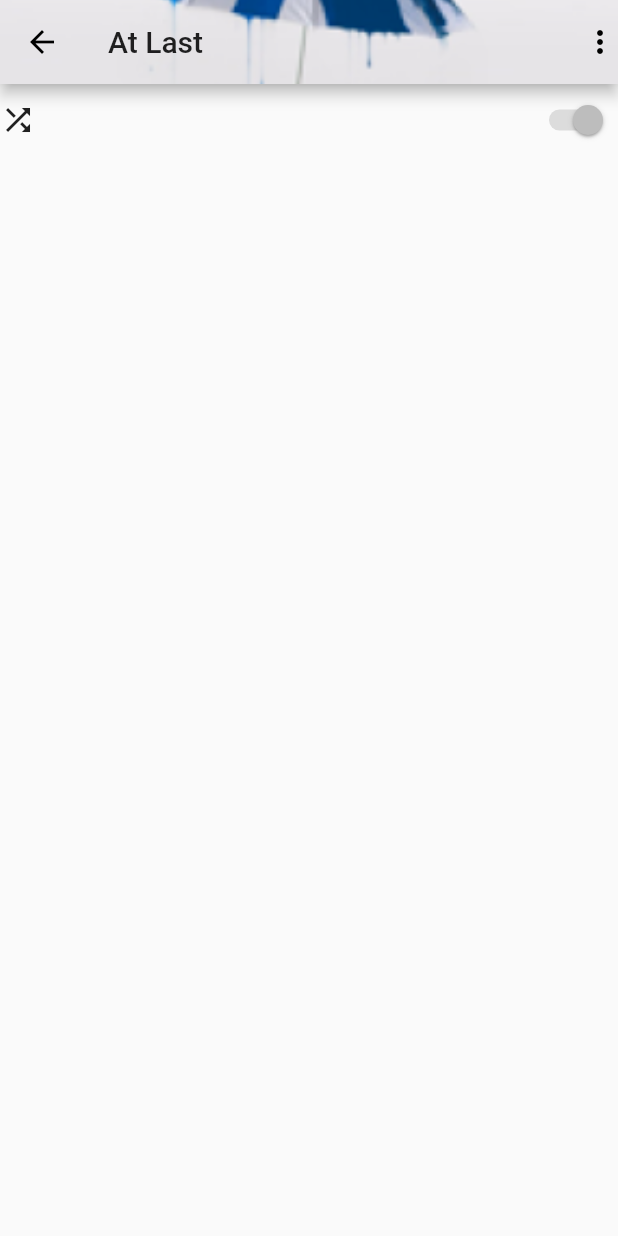
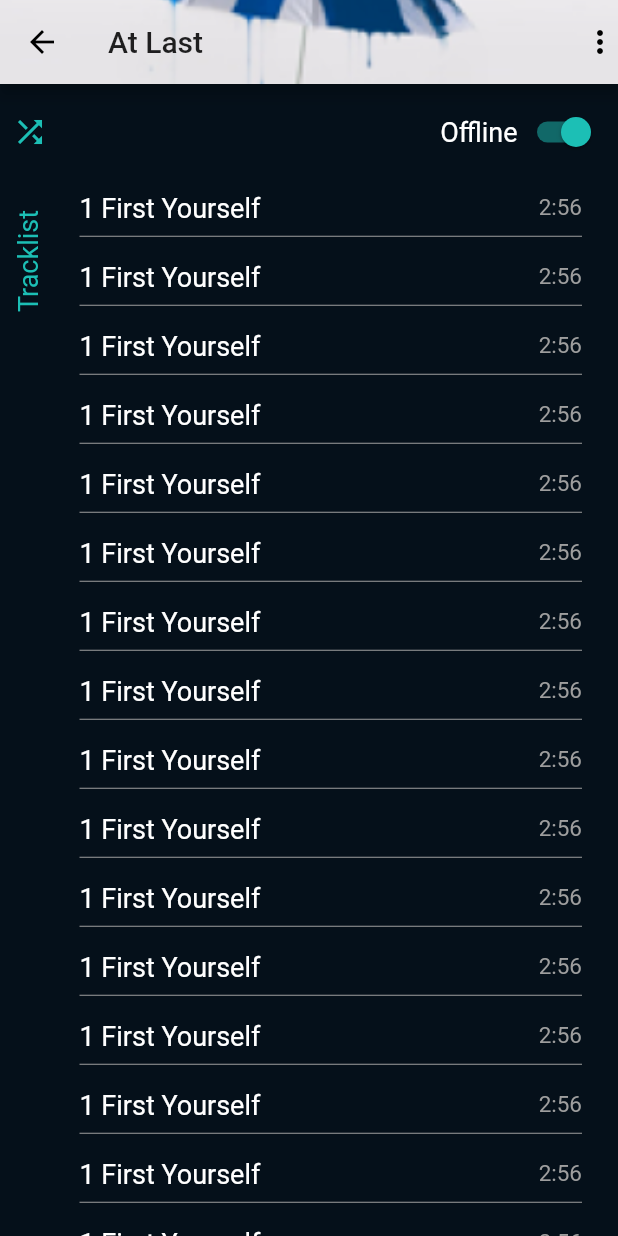
Before and after one commit to hipporasy/spotify-redesign-app, a Flutter app: the TrackListScreen screen opened directly, on a phone screen of 412 x 824 dp. Run offline on Flutter 3.47's test engine with Material 2 defaults, Android fonts, the light colour scheme and no system bars.

Commit message:
update track list

```diff
--- a/lib/src/screens/track_list/track_list_screen.dart
+++ b/lib/src/screens/track_list/track_list_screen.dart
@@ -1,5 +1,8 @@
 import 'package:flutter/material.dart';
+import 'package:spotify/src/theme/colors.dart';
+import 'package:spotify/src/theme/dimens.dart';
 import 'package:spotify/src/theme/images.dart';
+import 'package:spotify/src/theme/textStyle.dart';
 
 class TrackListScreen extends StatefulWidget {
   @override
@@ -7,9 +10,13 @@ class TrackListScreen extends StatefulWidget {
 }
 
 class _TrackListScreenState extends State<TrackListScreen> {
+  bool _isActive = true;
+  bool _isShuffle = true;
+
   @override
   Widget build(BuildContext context) {
     return Scaffold(
+      backgroundColor: AppColor.primaryBackground,
       appBar: AppBar(
         title: Text("At Last"),
         flexibleSpace: Image(
@@ -21,9 +28,113 @@ class _TrackListScreenState extends State<TrackListScreen> {
       ),
       body: Column(
         children: [
+          Container(
+            padding: const EdgeInsets.all(Dimens.normalMargin),
+            child: Row(
+              mainAxisAlignment: MainAxisAlignment.spaceBetween,
+              children: [
+                GestureDetector(
+                  onTap: () {
+                    setState(() {
+                      _isShuffle = !_isShuffle;
+                    });
+                  },
+                  child: Icon(
+                    Icons.shuffle,
+                    color: _isShuffle ? AppColor.primary : AppColor.lightText,
+                  ),
+                ),
+                Row(
+                  children: [
+                    Text(
+                      "Offline",
+                      style: AppTextStyle.largeTextStyle,
+                    ),
+                    Switch(
+                      activeColor: AppColor.primary,
+                      value: _isActive,
+                      onChanged: (bool value) {
+                        setState(() {
+                          _isActive = !_isActive;
+                        });
+                      },
+                    )
+                  ],
+                )
+              ],
+            ),
+          ),
+          Expanded(
+            child: Row(
+              children: [
+                Container(
+                  padding: const EdgeInsets.only(left: Dimens.normalMargin),
+                  child: _buildSideText(),
+                ),
+                Expanded(
+                  child: ListView.builder(
+                      scrollDirection: Axis.vertical,
+                      itemCount: 20,
+                      itemBuilder: (BuildContext context, int index) {
+                        return Container(
+                          child: _buildTrackCell(),
+                          margin: const EdgeInsets.only(
+                              left: Dimens.normalMargin,
+                              right: Dimens.normalMargin),
+                        );
+                      }),
+                )
+              ],
+            ),
+          )
+        ],
+      ),
+    );
+  }
+
+  Widget _buildSideText() {
+    return Column(
+      children: [
+        SizedBox(height: 20),
+        GestureDetector(
+          onTap: () {
+            setState(() {
+              // this._isTopTrackedSelected = true;
+            });
+          },
+          child: RotatedBox(
+            quarterTurns: 3,
+            child: Text('Tracklist', style: AppTextStyle.primaryLargeTextStyle),
+          ),
+        ),
+      ],
+    );
+  }
+
+  Widget _buildTrackCell() {
+    return Container(
+      margin: const EdgeInsets.only(
+          left: Dimens.normalMargin, right: Dimens.normalMargin),
+      padding: const EdgeInsets.all(Dimens.normalMargin),
+      child: Column(
+        children: [
           Row(
             mainAxisAlignment: MainAxisAlignment.spaceBetween,
-            children: [Icon(Icons.shuffle), Switch(value: true)],
+            children: [
+              Text(
+                '1 First Yourself',
+                style: AppTextStyle.largeTextStyle,
+              ),
+              Text(
+                '2:56',
+                style: AppTextStyle.lightTextStyle,
+              ),
+            ],
+          ),
+          SizedBox(height: Dimens.normalMargin),
+          Divider(
+            height: 1,
+            color: Colors.grey,
           )
         ],
       ),
```
